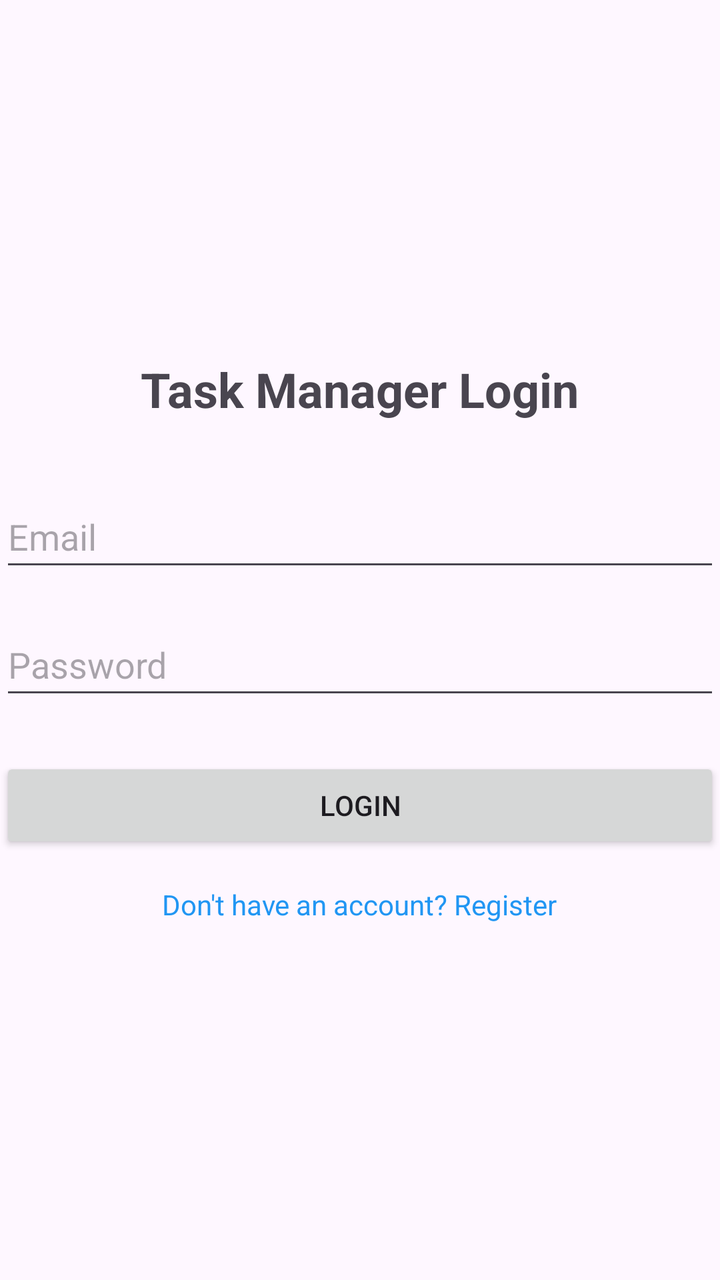
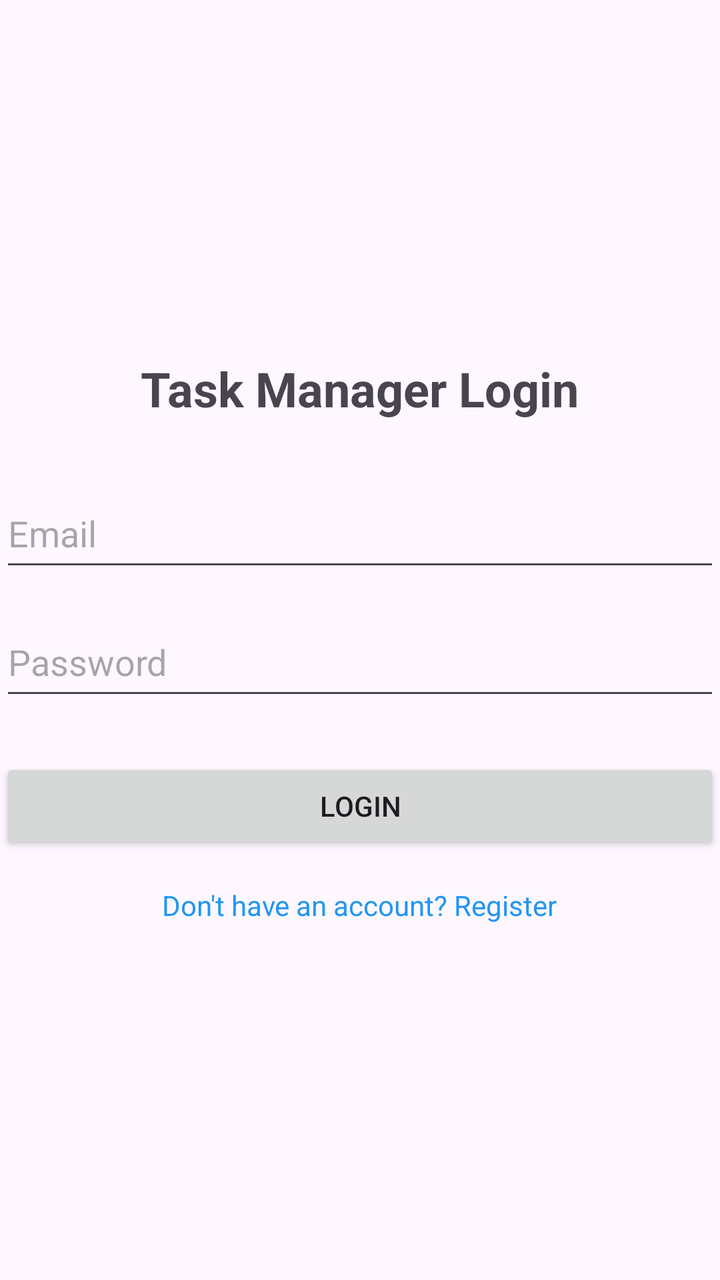

Compare the two renders of this Android layout. The source of the first and the diff that turns it into the second are given below.
<!-- AndroidManifest.xml: application theme Theme.TaskManager -->
<!-- res/layout/activity_login.xml -->
<?xml version="1.0" encoding="utf-8"?>
<LinearLayout xmlns:android="http://schemas.android.com/apk/res/android"
    android:layout_width="match_parent"
    android:layout_height="match_parent"
    android:orientation="vertical"
    android:gravity="center">

    <TextView
        android:id="@+id/tvTitle"
        android:layout_width="wrap_content"
        android:layout_height="wrap_content"
        android:text="Task Manager Login"
        android:textSize="24sp"
        android:textStyle="bold"
        android:layout_marginBottom="32dp" />

    <EditText
        android:id="@+id/etEmail"
        android:layout_width="match_parent"
        android:layout_height="wrap_content"
        android:layout_marginBottom="16dp"
        android:hint="Email"
        android:inputType="textEmailAddress"
        android:minHeight="48dp" />

    <EditText
        android:id="@+id/etPassword"
        android:layout_width="match_parent"
        android:layout_height="wrap_content"
        android:layout_marginBottom="24dp"
        android:hint="Password"
        android:inputType="textPassword"
        android:minHeight="48dp" />

    <Button
        android:id="@+id/btnLogin"
        android:layout_width="match_parent"
        android:layout_height="wrap_content"
        android:text="Login" />

    <TextView
        android:id="@+id/tvGoToRegister"
        android:layout_width="wrap_content"
        android:layout_height="wrap_content"
        android:text="Don't have an account? Register"
        android:layout_marginTop="16dp"
        android:textColor="#2196F3" />

    <ProgressBar
        android:id="@+id/progressBar"
        android:layout_width="wrap_content"
        android:layout_height="wrap_content"
        android:layout_marginTop="16dp"
        android:visibility="gone" />

</LinearLayout>
<!-- resources referenced by this layout -->
<resources>
  <style name="Theme.TaskManager" parent="Base.Theme.TaskManager" />
  <style name="Base.Theme.TaskManager" parent="Theme.Material3.DayNight.NoActionBar">
          
          
      </style>
</resources>

<!-- the commit's change to res/layout/activity_login.xml (unified diff, before → after) -->
@@ -21,7 +21,8 @@
         android:layout_marginBottom="16dp"
         android:hint="Email"
         android:inputType="textEmailAddress"
-        android:minHeight="48dp" />
+        android:paddingTop="12dp"
+        android:paddingBottom="12dp" />
 
     <EditText
         android:id="@+id/etPassword"
@@ -30,7 +31,8 @@
         android:layout_marginBottom="24dp"
         android:hint="Password"
         android:inputType="textPassword"
-        android:minHeight="48dp" />
+        android:paddingTop="12dp"
+        android:paddingBottom="12dp" />
 
     <Button
         android:id="@+id/btnLogin"
